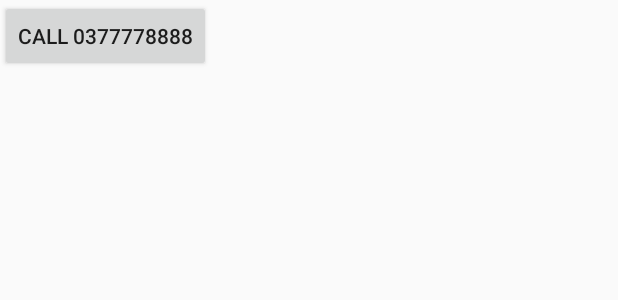
After one commit to LuongTuGitHub/Message_update, an Android app: the layout activity_phone_call.xml on its own in the app's theme, with its tools: preview values and no code run, on a phone screen of 412 x 824 dp. The commit adds this screen. Shown: the top 300 px of the screen. Run offline under Robolectric (Android 15) with nearby library versions, the phone set to English and light mode, and no system bars.

```diff
--- a/app/src/main/AndroidManifest.xml
+++ b/app/src/main/AndroidManifest.xml
@@ -33,6 +33,7 @@
         android:roundIcon="@drawable/icon"
         android:supportsRtl="true"
         android:theme="@style/Theme.MaterialComponents.DayNight.NoActionBar.Bridge">
+        <activity android:name=".activity.PhoneCallActivity"></activity>
         <activity
             android:name=".activity.MusicActivity"
             android:launchMode="singleTask"
--- /dev/null
+++ b/app/src/main/res/layout/activity_phone_call.xml
@@ -0,0 +1,16 @@
+<?xml version="1.0" encoding="utf-8"?>
+<LinearLayout xmlns:android="http://schemas.android.com/apk/res/android"
+    android:layout_width="fill_parent"
+    android:layout_height="fill_parent"
+    xmlns:tools="http://schemas.android.com/tools"
+    android:orientation="vertical"
+    tools:context=".activity.PhoneCallActivity">
+
+
+    <Button
+        android:id="@+id/buttonCall"
+        android:layout_width="wrap_content"
+        android:layout_height="wrap_content"
+        android:text="call 0377778888" />
+
+</LinearLayout>
```
Also changed, not shown: app/src/main/java/application/tool/activity/message/activity/ConversationActivity.java (+8 -7 lines), app/src/main/java/application/tool/activity/message/activity/PhoneCallActivity.java (added, +41 -0 lines).
